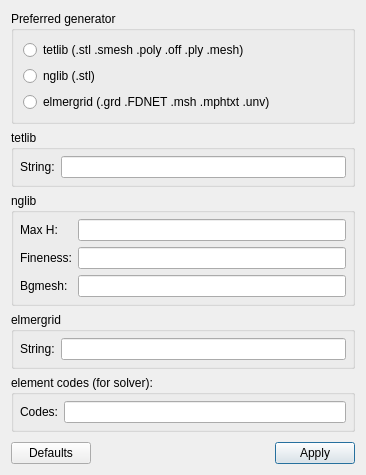
Before: the Qt Designer form ElmerGUI/forms/meshcontrol.ui in tehnick/elmerfem, drawn with Qt 5.
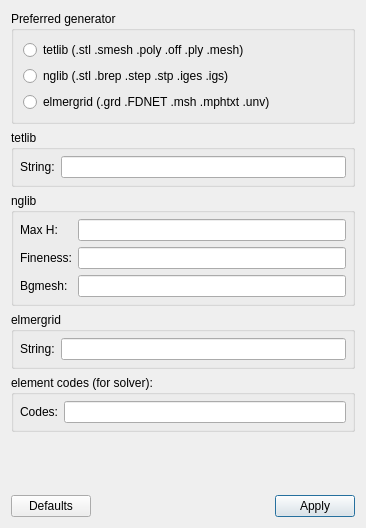
After: the same form once the commit is applied. Icons and pictures are not drawn.

Commit message: ElmerGUI: Reorganized geom reading and mesh generation for nglib

Patch:
```diff
--- a/ElmerGUI/forms/meshcontrol.ui
+++ b/ElmerGUI/forms/meshcontrol.ui
@@ -6,7 +6,7 @@
     <x>0</x>
     <y>0</y>
     <width>366</width>
-    <height>475</height>
+    <height>528</height>
    </rect>
   </property>
   <property name="windowTitle" >
@@ -32,7 +32,7 @@
       <item>
        <widget class="QRadioButton" name="nglibRadioButton" >
         <property name="text" >
-         <string>nglib (.stl)</string>
+         <string>nglib (.stl .brep .step .stp .iges .igs)</string>
         </property>
        </widget>
       </item>
```
The commit also changes 4 other files.
